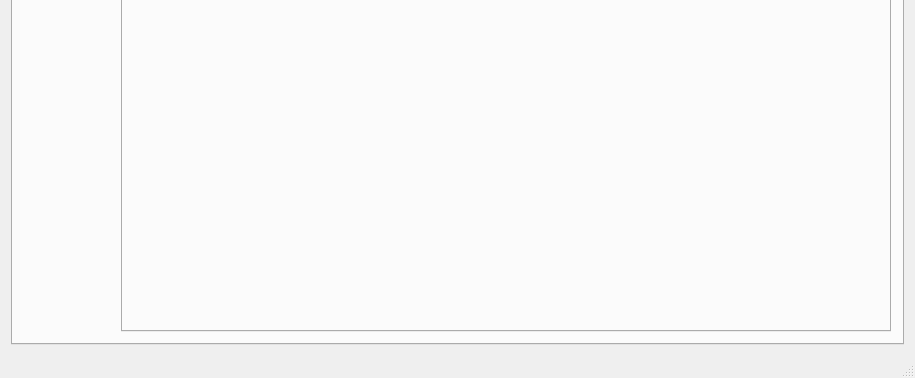
Qt form Interfaz/interfaz/mainwindow.ui (Burinson/civilization) before a commit; both pictures show x 0 to 915 and y 176 to 554 of the 915 by 554 pixel window.
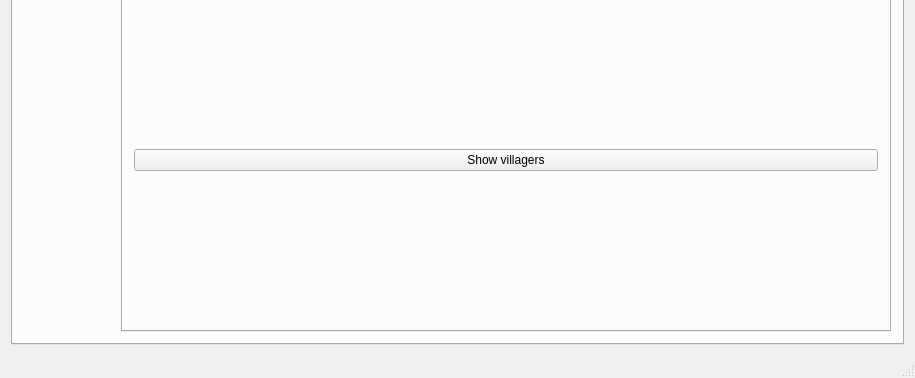
The same form after that commit. The open tabs and pages were chosen to show the change.

Commit message: Finished show villagers table

The edit to the form file:
```diff
--- a/Interfaz/interfaz/mainwindow.ui
+++ b/Interfaz/interfaz/mainwindow.ui
@@ -480,6 +480,15 @@
            <attribute name="title">
             <string>Show villagers</string>
            </attribute>
+           <layout class="QGridLayout" name="gridLayout_17">
+            <item row="0" column="0">
+             <widget class="QPushButton" name="show_villagers_input">
+              <property name="text">
+               <string>Show villagers</string>
+              </property>
+             </widget>
+            </item>
+           </layout>
           </widget>
          </widget>
         </item>
```
Left out of the diff: 2 changed lines with no effect on the pictures. The commit also changes 24 other files.
